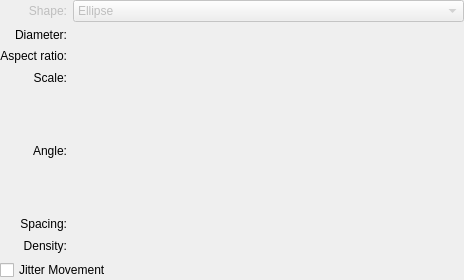
Qt form plugins/paintops/libpaintop/forms/wdgBrushSizeOptions.ui (KDE/krita) before a commit.
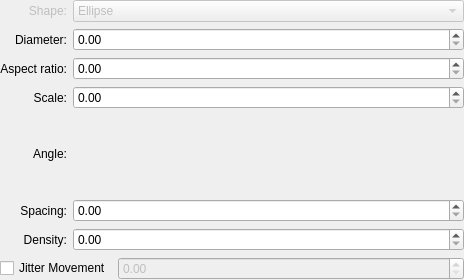
The same form after that commit. Custom widgets are drawn as their Qt base class.

Commit message:
ui: Fix Designer not rendering KisDoubleSliderSpinBox as QDoubleSpinBox
Part-of: <https://invent.kde.org/graphics/krita/-/merge_requests/1742>

```diff
--- a/plugins/paintops/libpaintop/forms/wdgBrushSizeOptions.ui
+++ b/plugins/paintops/libpaintop/forms/wdgBrushSizeOptions.ui
@@ -341,7 +341,7 @@
  <customwidgets>
   <customwidget>
    <class>KisDoubleSliderSpinBox</class>
-   <extends>QWidget</extends>
+   <extends>QDoubleSpinBox</extends>
    <header>kis_slider_spin_box.h</header>
    <container>1</container>
   </customwidget>
```
The commit also changes 54 other files.
